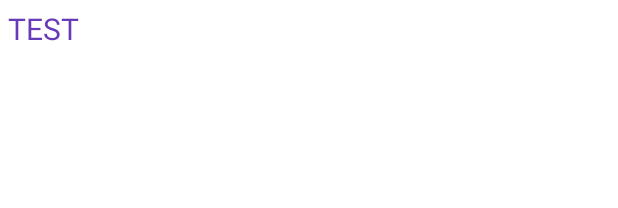
After one commit to TolgaKmbl/RecipeBook, an Android app: the layout recycler_row.xml on its own in the app's theme, with its tools: preview values and no code run, on a phone screen of 412 x 824 dp. The commit adds this screen. Shown: the top 208 px of the screen. Run offline under Robolectric (Android 15) with nearby library versions, the phone set to English and light mode, and no system bars.

Commit message:
recyclerView row adapter and added arguments

```diff
--- a/app/src/main/java/com/tolgakumbul/recipebook/MainActivity.kt
+++ b/app/src/main/java/com/tolgakumbul/recipebook/MainActivity.kt
@@ -1,9 +1,9 @@
 package com.tolgakumbul.recipebook
 
-import androidx.appcompat.app.AppCompatActivity
 import android.os.Bundle
 import android.view.Menu
 import android.view.MenuItem
+import androidx.appcompat.app.AppCompatActivity
 import androidx.navigation.Navigation
 
 class MainActivity : AppCompatActivity() {
@@ -20,7 +20,7 @@ class MainActivity : AppCompatActivity() {
 
     override fun onOptionsItemSelected(item: MenuItem): Boolean {
         if(item.itemId == R.id.addRecipeItem){
-            val action = ListFragmentDirections.actionListFragmentToDetailFragment()
+            val action = ListFragmentDirections.actionListFragmentToDetailFragment("fromMenu")
             Navigation.findNavController(this,R.id.fragmentContainerView).navigate(action)
         }
         return super.onOptionsItemSelected(item)
--- /dev/null
+++ b/app/src/main/res/layout/recycler_row.xml
@@ -0,0 +1,20 @@
+<?xml version="1.0" encoding="utf-8"?>
+<LinearLayout
+    xmlns:android="http://schemas.android.com/apk/res/android"
+    android:layout_width="match_parent"
+    android:orientation="vertical"
+    android:layout_height="wrap_content">
+
+    <TextView
+        android:layout_width="match_parent"
+        android:layout_height="wrap_content"
+        android:text="TEST"
+        android:textSize="20sp"
+        android:textColor="#673AB7"
+        android:layout_margin="5dp"
+        android:id="@+id/recyclerRowText"
+        >
+
+    </TextView>
+
+</LinearLayout>
```
Also changed, not shown: app/src/main/java/com/tolgakumbul/recipebook/DetailFragment.kt (+35 -0 lines), app/src/main/java/com/tolgakumbul/recipebook/ListFragment.kt (+9 -1 lines), app/src/main/java/com/tolgakumbul/recipebook/ListRecyclerAdapter.kt (added, +34 -0 lines), app/src/main/res/navigation/navigation_graph.xml (+8 -0 lines).
